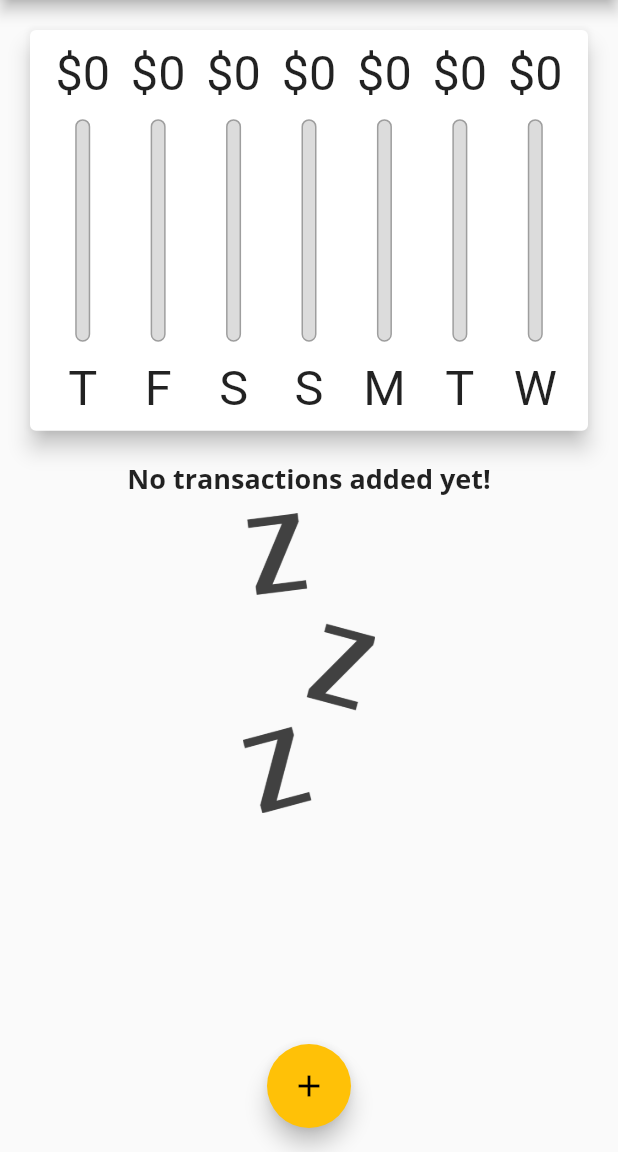
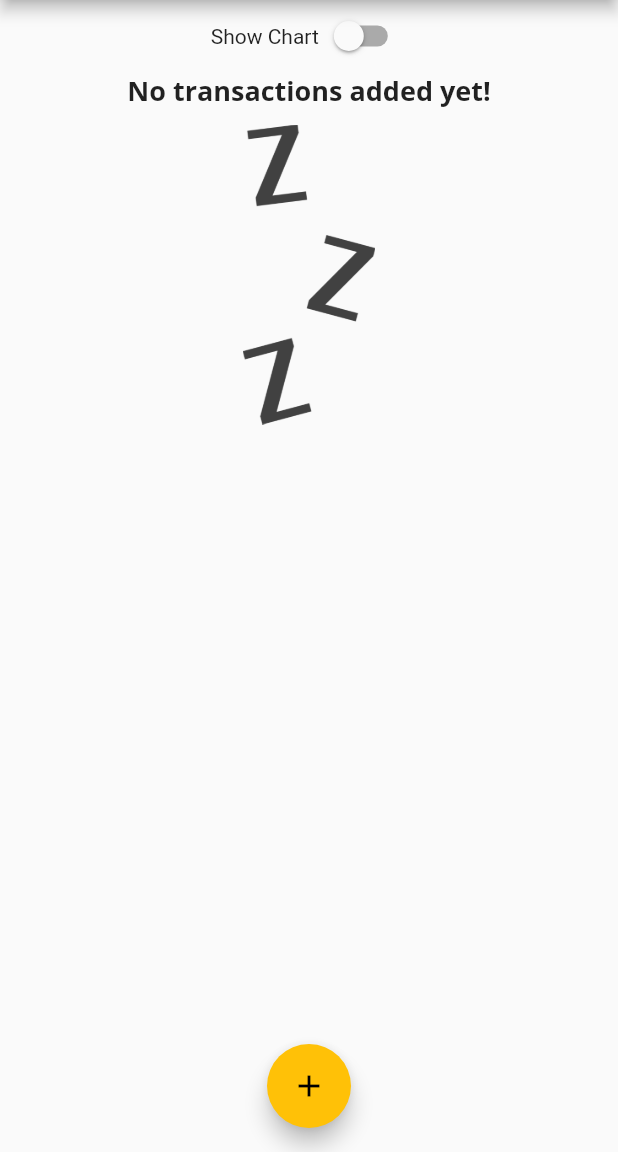
Before and after one commit to Lionel-P-Ablus/demo_02, a Flutter app: the screen it shows after launch, on a phone screen of 412 x 824 dp, the part 84-1236 px from its top. Run offline on Flutter 3.47's test engine with Material 2 defaults, Android fonts, the light colour scheme and no system bars.

Commit message:
rendering alternative landscape content - 1

```diff
--- a/lib/main.dart
+++ b/lib/main.dart
@@ -68,6 +68,8 @@ class _MyHomePageState extends State<MyHomePage> {
     // ),
   ];
 
+  bool _showChart = false;
+
   List<Transaction> get _recentTransactions {
     return _userTransactions.where((tx) {
       return tx.date.isAfter(
@@ -130,19 +132,35 @@ class _MyHomePageState extends State<MyHomePage> {
           // mainAxisAlignment: MainAxisAlignment.start,
           crossAxisAlignment: CrossAxisAlignment.stretch,
           children: [
-            Container(
+            Row(
+              mainAxisAlignment: MainAxisAlignment.center,
+              children: [
+                Text('Show Chart'),
+                Switch(
+                  value: _showChart,
+                  onChanged: (val) {
+                    setState(() {
+                      _showChart = val;
+                    });
+                  },
+                )
+              ],
+            ),
+            _showChart
+                ? Container(
                     height: (MediaQuery.of(context).size.height -
                             appBar.preferredSize.height -
                             MediaQuery.of(context).padding.top) *
                         0.4,
                     child: Chart(_recentTransactions),
-            ),
-            Container(
+                  )
+                : Container(
                     height: (MediaQuery.of(context).size.height -
                             appBar.preferredSize.height -
                             MediaQuery.of(context).padding.top) *
                         0.6,
-              child: TransactionList(_userTransactions, _deleteTransaction),
+                    child:
+                        TransactionList(_userTransactions, _deleteTransaction),
                   ),
           ],
         ),
```
Lines whose indentation alone changed are shown as unchanged.
